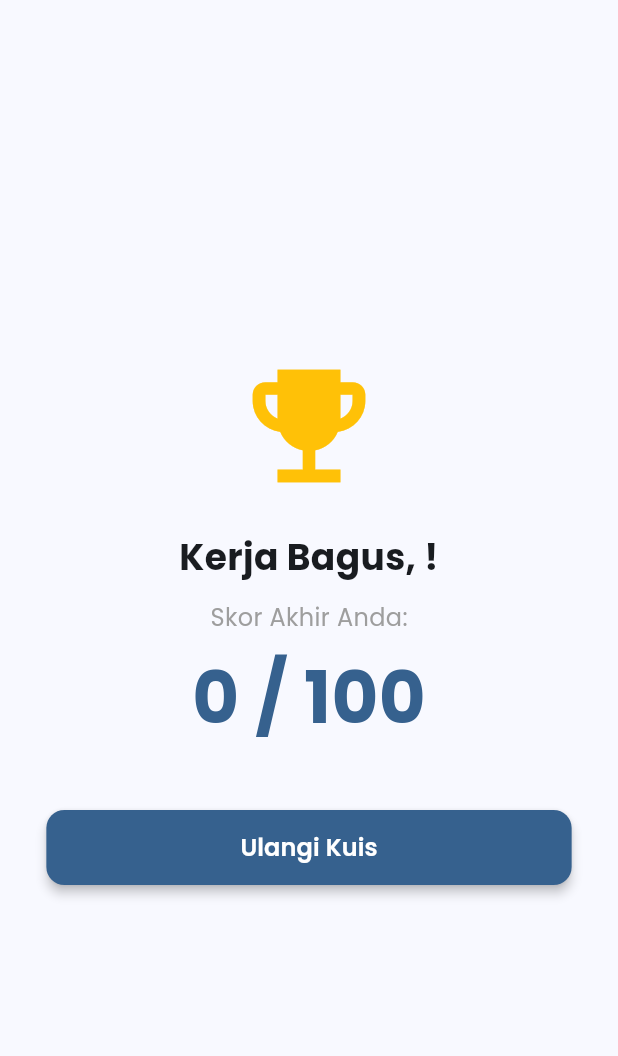
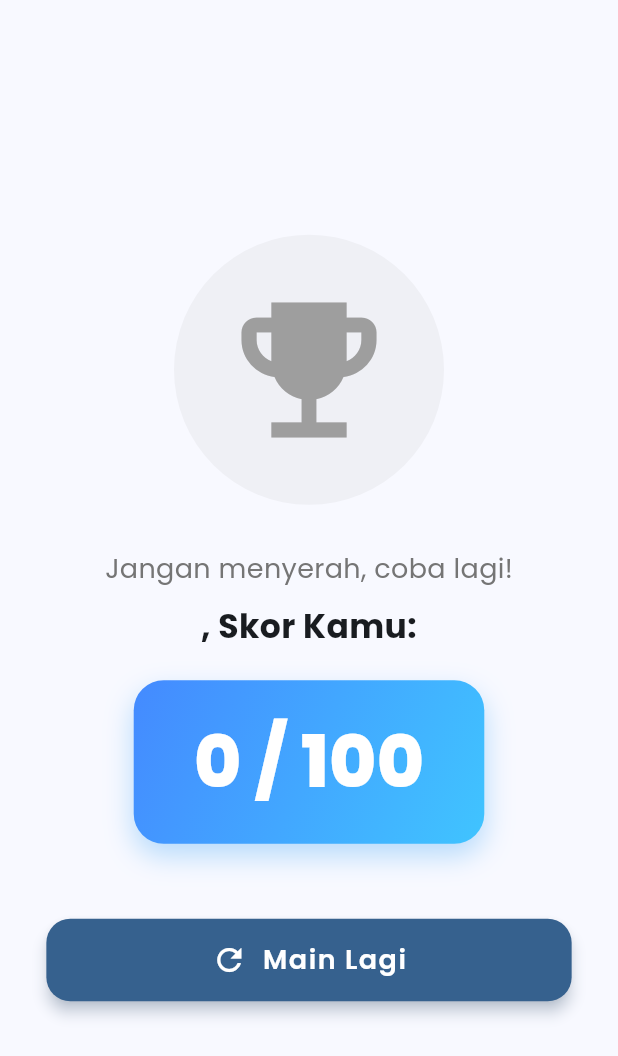
Before and after one commit to RiskySilaen/kuis_pilihan_ganda, a Flutter app: the ResultScreen screen opened directly, on a phone screen of 412 x 824 dp. Shown: the top 1056 px of the screen. Run offline on Flutter 3.47's test engine with Material 3 defaults, Android fonts, the phone set to English and light mode, and no system bars; our stand-ins replace google_fonts.

Commit message:
Memperbarui tampilan UI menjadi lebih modern, memindahkan posisi tombol tema ke AppBar, dan menambahkan 5 soal kuis dengan bobot 20 poin

```diff
--- a/lib/providers/quiz_provider.dart
+++ b/lib/providers/quiz_provider.dart
@@ -7,7 +7,7 @@ class QuizProvider with ChangeNotifier {
   int _currentIndex = 0;
   bool _isDarkMode = false;
 
-  // Data Dummy Pertanyaan Kuis
+  // Data Dummy 5 Pertanyaan Kuis
   final List<Question> _questions = [
     Question(
       questionText: 'Apa nama ibu kota negara Indonesia saat ini?',
@@ -29,6 +29,12 @@ class QuizProvider with ChangeNotifier {
       options: ['Navigasi halaman', 'State Management', 'Koneksi Database', 'Render Animasi'],
       correctAnswer: 'State Management',
     ),
+    // Ini Pertanyaan ke-5 yang baru ditambahkan
+    Question(
+      questionText: 'Widget yang digunakan untuk menyusun elemen secara vertikal (dari atas ke bawah) di Flutter adalah...',
+      options: ['Row', 'Stack', 'Column', 'Container'],
+      correctAnswer: 'Column',
+    ),
   ];
 
   // Getters untuk mengambil data
@@ -46,9 +52,10 @@ class QuizProvider with ChangeNotifier {
   }
 
   void answerQuestion(String selectedAnswer) {
-    // Mengecek apakah jawaban benar (jika benar, tambah skor 25)
+    // Mengecek apakah jawaban benar
+    // Karena ada 5 soal, maka tiap soal bernilai 20 poin (5 x 20 = Total 100 poin)
     if (selectedAnswer == _questions[_currentIndex].correctAnswer) {
-      _score += 25;
+      _score += 20;
     }
     _currentIndex++; // Lanjut ke soal berikutnya
     notifyListeners();
--- a/lib/screens/result_screen.dart
+++ b/lib/screens/result_screen.dart
@@ -11,6 +11,21 @@ class ResultScreen extends StatelessWidget {
   @override
   Widget build(BuildContext context) {
     final provider = Provider.of<QuizProvider>(context);
+    final isDark = Theme.of(context).brightness == Brightness.dark;
+
+    // Menentukan warna piala berdasarkan skor
+    Color trophyColor;
+    String feedbackText;
+    if (provider.score == 100) {
+      trophyColor = Colors.amber;
+      feedbackText = "Sempurna! Kamu hebat!";
+    } else if (provider.score >= 50) {
+      trophyColor = Colors.blueAccent;
+      feedbackText = "Kerja bagus!";
+    } else {
+      trophyColor = Colors.grey;
+      feedbackText = "Jangan menyerah, coba lagi!";
+    }
 
     return Scaffold(
       body: Center(
@@ -19,36 +34,66 @@ class ResultScreen extends StatelessWidget {
           child: Column(
             mainAxisAlignment: MainAxisAlignment.center,
             children: [
-              const Icon(Icons.emoji_events, size: 100, color: Colors.amber),
-              const SizedBox(height: 20),
-              // Menampilkan nama pengguna yang dimasukkan di awal
+              // Efek Cahaya di belakang Piala
+              Container(
+                padding: const EdgeInsets.all(30),
+                decoration: BoxDecoration(
+                  shape: BoxShape.circle,
+                  color: trophyColor.withOpacity(0.1),
+                ),
+                child: Icon(Icons.emoji_events, size: 120, color: trophyColor),
+              ),
+              const SizedBox(height: 30),
               Text(
-                'Kerja Bagus, ${provider.userName}!',
+                feedbackText,
                 style: GoogleFonts.poppins(
-                  fontSize: 24,
+                  fontSize: 18,
+                  color: isDark ? Colors.grey[400] : Colors.grey[600],
+                ),
+              ),
+              const SizedBox(height: 10),
+              Text(
+                '${provider.userName}, Skor Kamu:',
+                style: GoogleFonts.poppins(
+                  fontSize: 22,
                   fontWeight: FontWeight.bold,
                 ),
                 textAlign: TextAlign.center,
               ),
-              const SizedBox(height: 12),
-              Text(
-                'Skor Akhir Anda:',
-                style: GoogleFonts.poppins(fontSize: 16, color: Colors.grey),
-              ),
-              const SizedBox(height: 8),
-              // Menampilkan nilai akhir
-              Text(
-                '${provider.score} / 100',
-                style: GoogleFonts.poppins(
-                  fontSize: 48,
-                  fontWeight: FontWeight.bold,
-                  color: Theme.of(context).colorScheme.primary,
+              const SizedBox(height: 20),
+              // Kotak Skor
+              Container(
+                padding: const EdgeInsets.symmetric(horizontal: 40, vertical: 20),
+                decoration: BoxDecoration(
+                  gradient: LinearGradient(
+                    colors: isDark
+                        ? [Colors.blue[900]!, Colors.purple[900]!]
+                        : [Colors.blueAccent, Colors.lightBlueAccent],
+                    begin: Alignment.topLeft,
+                    end: Alignment.bottomRight,
+                  ),
+                  borderRadius: BorderRadius.circular(20),
+                  boxShadow: [
+                    BoxShadow(
+                      color: Colors.blue.withOpacity(0.3),
+                      blurRadius: 15,
+                      offset: const Offset(0, 8),
+                    ),
+                  ],
+                ),
+                child: Text(
+                  '${provider.score} / 100',
+                  style: GoogleFonts.poppins(
+                    fontSize: 48,
+                    fontWeight: FontWeight.w800,
+                    color: Colors.white,
+                  ),
                 ),
               ),
-              const SizedBox(height: 40),
-              // Tombol untuk mengulang kuis dari awal
+              const SizedBox(height: 50),
               CustomButton(
-                text: 'Ulangi Kuis',
+                text: 'Main Lagi',
+                icon: Icons.refresh,
                 onPressed: () {
                   provider.resetQuiz();
                   Navigator.pushReplacement(
--- a/lib/widgets/custom_button.dart
+++ b/lib/widgets/custom_button.dart
@@ -5,38 +5,50 @@ class CustomButton extends StatelessWidget {
   final String text;
   final VoidCallback onPressed;
   final Color? color;
+  final IconData? icon;
 
   const CustomButton({
     super.key,
     required this.text,
     required this.onPressed,
     this.color,
+    this.icon,
   });
 
   @override
   Widget build(BuildContext context) {
-    // Ukuran lebar tombol dibuat dinamis menyesuaikan ukuran layar HP
     double screenWidth = MediaQuery.of(context).size.width;
 
     return SizedBox(
-      width: screenWidth * 0.85, // Mengambil 85% lebar layar
-      height: 50,
+      width: screenWidth * 0.85,
+      height: 55, // Sedikit lebih tinggi
       child: ElevatedButton(
         style: ElevatedButton.styleFrom(
           backgroundColor: color ?? Theme.of(context).colorScheme.primary,
           foregroundColor: Colors.white,
           shape: RoundedRectangleBorder(
-            borderRadius: BorderRadius.circular(12),
+            borderRadius: BorderRadius.circular(16), // Sudut lebih membulat
           ),
-          elevation: 3,
+          elevation: 4,
+          shadowColor: (color ?? Theme.of(context).colorScheme.primary).withOpacity(0.5),
         ),
         onPressed: onPressed,
-        child: Text(
-          text,
-          style: GoogleFonts.poppins(
-            fontSize: 16,
-            fontWeight: FontWeight.w600,
-          ),
+        child: Row(
+          mainAxisAlignment: MainAxisAlignment.center,
+          children: [
+            if (icon != null) ...[
+              Icon(icon, size: 24),
+              const SizedBox(width: 10),
+            ],
+            Text(
+              text,
+              style: GoogleFonts.poppins(
+                fontSize: 18, // Teks sedikit lebih besar
+                fontWeight: FontWeight.w600,
+                letterSpacing: 1.0,
+              ),
+            ),
+          ],
         ),
       ),
     );
```
Also changed, not shown: lib/screens/home_screen.dart (+82 -37 lines), lib/screens/quiz_screen.dart (+63 -34 lines), 2 other files.
